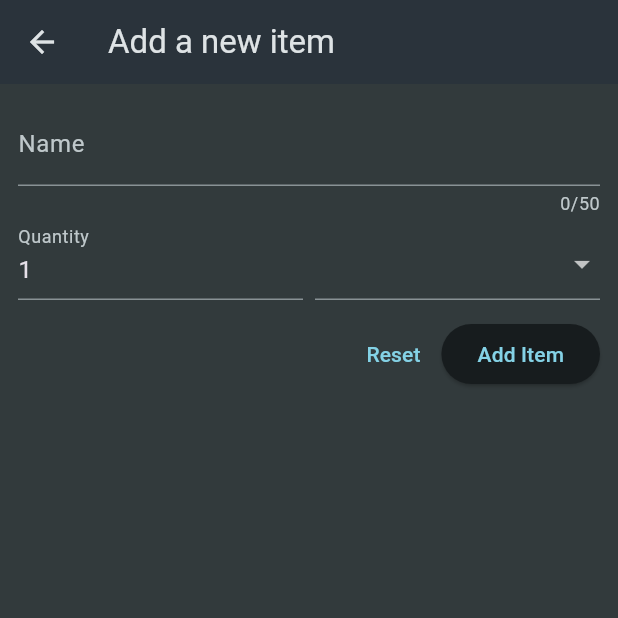
After one commit to satyampra73/shopping_list, a Flutter app: the screen it shows after launch, after a tap on the "add" icon, on a phone screen of 412 x 824 dp, the top half of it. The commit adds this screen. Run offline on Flutter 3.47's test engine with Material 3 defaults, Android fonts, the phone set to English and light mode, and no system bars.

Commit message:
working on new Item ui created

```diff
--- a/lib/main.dart
+++ b/lib/main.dart
@@ -12,6 +12,7 @@ class MyApp extends StatelessWidget {
   @override
   Widget build(BuildContext context) {
     return MaterialApp(
+      debugShowCheckedModeBanner: false,
       title: 'Flutter Groceries',
       theme: ThemeData.dark().copyWith(
         colorScheme: ColorScheme.fromSeed(
--- a/lib/widgets/grocery_list.dart
+++ b/lib/widgets/grocery_list.dart
@@ -1,15 +1,36 @@
 import 'package:flutter/material.dart';
 
 import 'package:shopping_list/data/dummy_items.dart';
+import 'package:shopping_list/widgets/new_item.dart';
 
-class GroceryList extends StatelessWidget {
+class GroceryList extends StatefulWidget {
   const GroceryList({super.key});
+
+  @override
+  State<GroceryList> createState() => _GroceryListState();
+}
+
+class _GroceryListState extends State<GroceryList> {
+
+  void _addItem() {
+    Navigator.of(context).push(
+      MaterialPageRoute(
+        builder: (ctx) => const NewItem(),
+      ),
+    );
+  }
 
   @override
   Widget build(BuildContext context) {
     return Scaffold(
       appBar: AppBar(
         title: const Text('Your Groceries'),
+        actions: [
+           IconButton(
+            onPressed: _addItem,
+            icon: const Icon(Icons.add),
+          ),
+          ],
       ),
       body: ListView.builder(
         itemCount: groceryItems.length,
--- /dev/null
+++ b/lib/widgets/new_item.dart
@@ -0,0 +1,83 @@
+import 'package:flutter/material.dart';
+import 'package:shopping_list/data/categories.dart';
+
+class NewItem extends StatefulWidget {
+  const NewItem({super.key});
+
+  @override
+  State<NewItem> createState() {
+    return _NewItemState();
+  }
+}
+
+class _NewItemState extends State<NewItem> {
+  @override
+  Widget build(BuildContext context) {
+    return Scaffold(
+      appBar: AppBar(title: const Text('Add a new item')),
+      body: Padding(
+        padding: const EdgeInsets.all(12),
+        child: Form(
+          child: Column(
+            children: [
+              TextFormField(
+                maxLength: 50,
+                decoration: InputDecoration(label: Text("Name")),
+                validator: (value) {
+                  return 'Demo...';
+                },
+              ),
+
+              Row(
+                crossAxisAlignment: CrossAxisAlignment.end,
+                children: [
+                  Expanded(
+                    child: TextFormField(
+                      decoration: const InputDecoration(
+                        label: Text('Quantity'),
+                      ),
+                      initialValue: '1',
+                    ),
+                  ),
+                  const SizedBox(width: 8),
+                  Expanded(
+                    child: DropdownButtonFormField(
+                      items: [
+                        for (final category in categories.entries)
+                          DropdownMenuItem(
+                            value: category.value,
+                            child: Row(
+                              children: [
+                                Container(
+                                  width: 16,
+                                  height: 16,
+                                  color: category.value.color,
+                                ),
+                                const SizedBox(width: 6),
+                                Text(category.value.title),
+                              ],
+                            ),
+                          ),
+                      ],
+                      onChanged: (value) {},
+                    ),
+                  ),
+                ],
+              ),
+
+              const SizedBox(height: 12),
+              Row(
+                mainAxisAlignment: MainAxisAlignment.end,
+                children: [
+                  TextButton(onPressed: () {}, child: Text('Reset')),
+
+                  ElevatedButton(onPressed: () {}, child: Text('Add Item')),
+                ],
+              ),
+            ],
+          ),
+        ),
+      ),
+    );
+  }
+}
```
